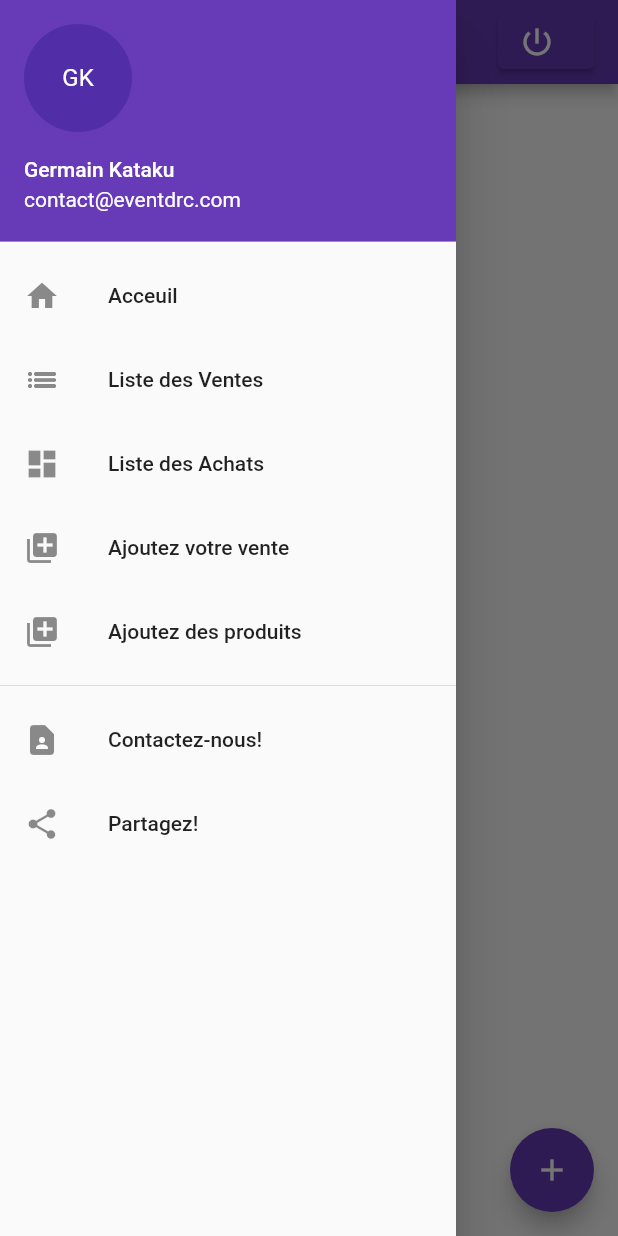
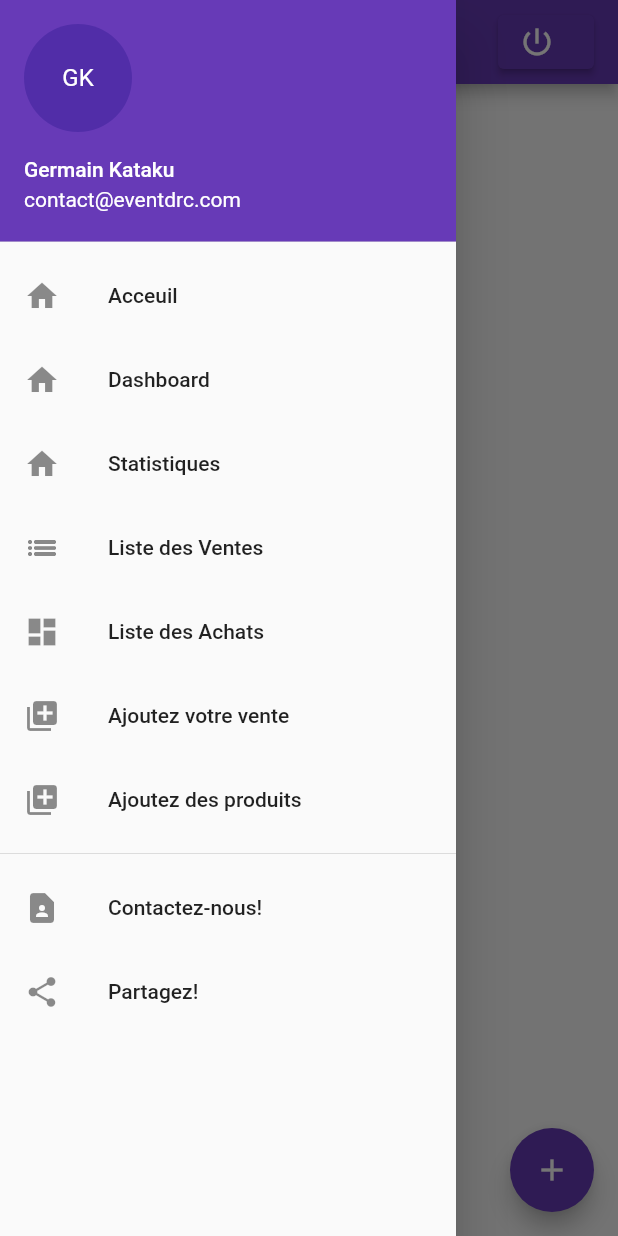
Before and after one commit to Kgermando/bm, a Flutter app: the screen it shows after launch, with the side drawer open, on a phone screen of 412 x 824 dp. Run offline on Flutter 3.47's test engine with Material 2 defaults, Android fonts, the light colour scheme and no system bars; our stand-ins replace sqflite; accounts and stored records are empty.

Commit message:
add routing

```diff
--- a/lib/src/screens/sidebar_screen.dart
+++ b/lib/src/screens/sidebar_screen.dart
@@ -3,8 +3,10 @@ import 'package:e_management/src/produits/achats/list_achat_screen.dart';
 import 'package:e_management/src/produits/ventes/add_vente_screen.dart';
 import 'package:e_management/src/produits/ventes/list_vente_screen.dart';
 import 'package:e_management/src/screens/contact_screen.dart';
+import 'package:e_management/src/screens/dashboard_screen.dart';
 import 'package:e_management/src/screens/home_screen.dart';
 import 'package:e_management/src/screens/shareapp_screen.dart';
+import 'package:e_management/src/screens/stats.dart';
 import 'package:flutter/material.dart';
 
 class SideBarScreen extends StatelessWidget {
@@ -31,6 +33,24 @@ class SideBarScreen extends StatelessWidget {
               MaterialPageRoute(
                 builder: (context) => HomeScreen())
               );
+            },
+          ),
+          ListTile(
+            leading: Icon(Icons.home),
+            title: Text("Dashboard"),
+            onTap: () {
+              print("Dashboard Clicked");
+              Navigator.push(context,
+                  MaterialPageRoute(builder: (context) => DashboardScreen()));
+            },
+          ),
+          ListTile(
+            leading: Icon(Icons.home),
+            title: Text("Statistiques"),
+            onTap: () {
+              print("Stats Clicked");
+              Navigator.push(context,
+                  MaterialPageRoute(builder: (context) => StatistiqueWiddget()));
             },
           ),
           ListTile(
```
